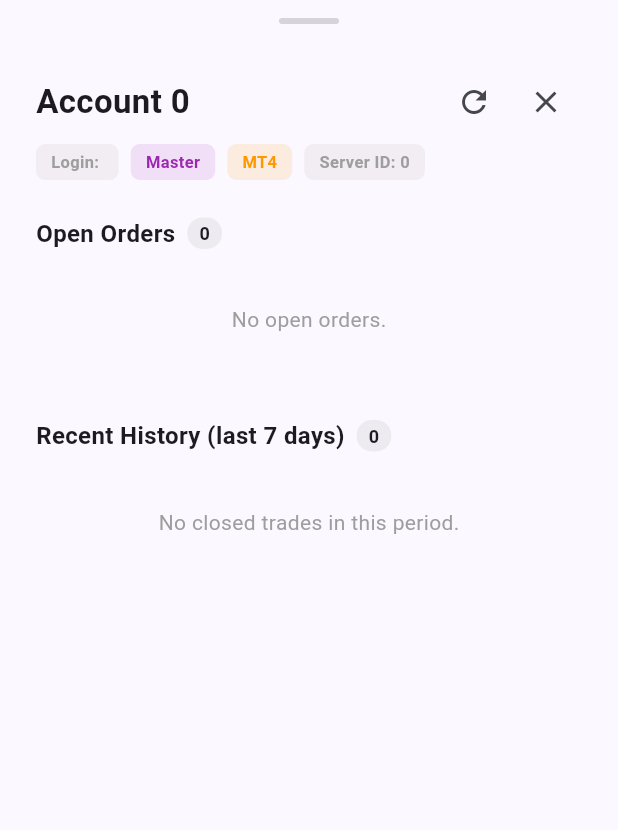
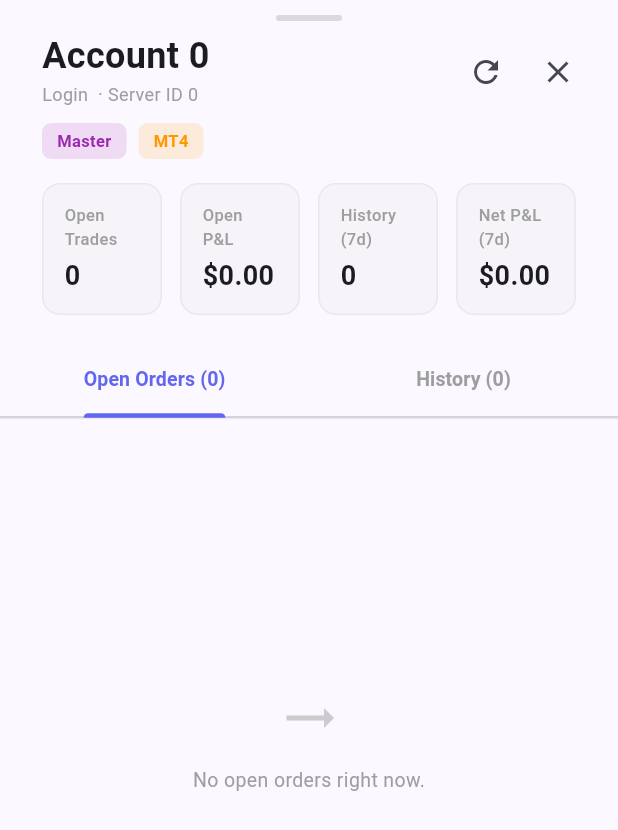
Before and after one commit to backspaceweb/qpips, a Flutter app: the AccountDetailsSheet widget shown alone on an empty page, opened directly with empty values, on a phone screen of 412 x 824 dp. Shown: the top 830 px of the screen. Run offline on Flutter 3.47's test engine with Material 3 defaults, Android fonts, the phone set to English and light mode, and no system bars; our stand-ins replace chopper, supabase_flutter; accounts and stored records are empty; generated files the repository leaves out were written again.

Commit message:
Step B3.1: modify SL/TP + close order (MT4 + MT5) + dialog redesigns
Repository:
- modifyOrder({account, ticket, stopLoss, takeProfit}) and
  closeOrder({account, ticket}) dispatch MT4/MT5 by Account.platform.
  Reference accountStatus enum members directly (value_0 / value_1)
  instead of via .values[idx] — the swagger-generated enums put a
  swaggerGeneratedUnknown sentinel at index 0, which would silently
  send null.

UI — new EditSlTpDialog widget:
- Order summary rendered as a Wrap of label/value cards (Ticket /
  Symbol / Side / Lots / Open / Current), so long values reflow
  cleanly instead of overlapping.
- SL and TP inputs side-by-side. Empty input clears the level.
- Side value color-coded (green Buy / red Sell) for quick scanning.

UI — Account Details sheet professional redesign:
- Tabbed layout (Open Orders / History) replaces stacked sections;
  no more scrolling past one to find the other.
- Stats strip with 4 cards: Open Trades count, Open P&L, History
  (7d) count, Net P&L (7d). P&L cells color-coded green/red.
- Cleaner header: account name as h1, "Login X · Server ID Y" as
  subtitle, two semantic chips (Type, Platform) only.
- New Actions column on the open-orders table only: edit pencil and
  red close icon. Close goes through a confirmation dialog. On
  success, _reloadOrders() refetches open + history without a full
  page-state reset.
- Empty states: icon + message instead of plain grey text.

UI — sizing:
- Edit SL/TP dialog: 480 -> 720 (1.5x).
- Slave Settings dialog: 540 -> 810 (1.5x).
- Account Details bottom sheet: maxWidth 960 (overrides the
  Material 3 default 640 that was clamping trade tables on wide
  displays).

Verified live on MT5 (Bulbul slave 18117): SL/TP edit round-trips
through the server, close-order succeeds and the row moves from Open
to History on next reload.

Co-Authored-By: Claude Opus 4.7 (1M context) <noreply@anthropic.com>

```diff
--- a/lib/features/dashboard/presentation/dashboard_screen.dart
+++ b/lib/features/dashboard/presentation/dashboard_screen.dart
@@ -455,6 +455,9 @@ class _DashboardScreenState extends State<DashboardScreen> with WidgetsBindingOb
       context: context,
       backgroundColor: Colors.transparent,
       isScrollControlled: true,
+      // Override the Material 3 default (maxWidth: 640) so the trade
+      // tables breathe on wide desktop displays.
+      constraints: const BoxConstraints(maxWidth: 960),
       builder: (sheetContext) => AccountDetailsSheet(account: account),
     );
   }
--- a/lib/features/dashboard/presentation/widgets/account_details_sheet.dart
+++ b/lib/features/dashboard/presentation/widgets/account_details_sheet.dart
@@ -3,6 +3,7 @@ import 'package:provider/provider.dart';
 import '../../../../domain/account.dart';
 import '../../../../domain/trade_order.dart';
 import '../../../../repositories/trading_repository.dart';
+import 'edit_sltp_dialog.dart';
 
 /// Bottom sheet showing live order data for a single account.
 ///
@@ -55,66 +56,65 @@ class _AccountDetailsSheetState extends State<AccountDetailsSheet> {
   @override
   Widget build(BuildContext context) {
     final isDark = Theme.of(context).brightness == Brightness.dark;
+    final screenH = MediaQuery.of(context).size.height;
 
-    return DraggableScrollableSheet(
-      initialChildSize: 0.75,
-      minChildSize: 0.4,
-      maxChildSize: 0.95,
-      expand: false,
-      builder: (sheetContext, scrollController) {
-        return Container(
+    return DefaultTabController(
+      length: 2,
+      child: Container(
+        height: screenH * 0.86,
         decoration: BoxDecoration(
-            color: Theme.of(sheetContext).cardColor,
-            borderRadius: const BorderRadius.vertical(top: Radius.circular(32)),
+          color: Theme.of(context).cardColor,
+          borderRadius: const BorderRadius.vertical(top: Radius.circular(28)),
         ),
         child: Column(
           children: [
-              // Drag handle
-              Container(
-                width: 40,
-                height: 4,
-                margin: const EdgeInsets.only(top: 12, bottom: 4),
-                decoration: BoxDecoration(
-                  color: Colors.grey.withValues(alpha: 0.4),
-                  borderRadius: BorderRadius.circular(2),
+            _buildDragHandle(),
+            Padding(
+              padding: const EdgeInsets.fromLTRB(28, 4, 16, 0),
+              child: _buildHeader(isDark),
             ),
+            const SizedBox(height: 16),
+            Padding(
+              padding: const EdgeInsets.symmetric(horizontal: 28),
+              child: _buildStatsStrip(isDark),
             ),
+            const SizedBox(height: 20),
+            _buildTabBar(isDark),
             Expanded(
-                child: SingleChildScrollView(
-                  controller: scrollController,
-                  padding: const EdgeInsets.all(24),
-                  child: Column(
-                    crossAxisAlignment: CrossAxisAlignment.start,
+              child: TabBarView(
                 children: [
-                      _buildHeader(isDark),
-                      const SizedBox(height: 24),
-                      _buildSectionHeader('Open Orders', _open.length),
-                      const SizedBox(height: 12),
-                      _loading
-                          ? const Padding(
-                              padding: EdgeInsets.symmetric(vertical: 24),
-                              child: Center(child: CircularProgressIndicator()),
-                            )
-                          : _open.isEmpty
-                              ? _buildEmpty('No open orders.')
-                              : _buildOrdersTable(_open, isOpenView: true, isDark: isDark),
-                      const SizedBox(height: 32),
-                      _buildSectionHeader('Recent History (last 7 days)', _history.length),
-                      const SizedBox(height: 12),
-                      _loading
-                          ? const SizedBox.shrink()
-                          : _history.isEmpty
-                              ? _buildEmpty('No closed trades in this period.')
-                              : _buildOrdersTable(_history, isOpenView: false, isDark: isDark),
-                      const SizedBox(height: 32),
+                  _buildTabContent(
+                    isOpenView: true,
+                    orders: _open,
+                    isDark: isDark,
+                    emptyText: 'No open orders right now.',
+                    emptyIcon: Icons.trending_flat,
+                  ),
+                  _buildTabContent(
+                    isOpenView: false,
+                    orders: _history,
+                    isDark: isDark,
+                    emptyText: 'No closed trades in the last 7 days.',
+                    emptyIcon: Icons.history_toggle_off,
+                  ),
                 ],
-                  ),
               ),
             ),
           ],
         ),
+      ),
     );
-      },
+  }
+
+  Widget _buildDragHandle() {
+    return Container(
+      width: 44,
+      height: 4,
+      margin: const EdgeInsets.only(top: 10, bottom: 6),
+      decoration: BoxDecoration(
+        color: Colors.grey.withValues(alpha: 0.35),
+        borderRadius: BorderRadius.circular(2),
+      ),
     );
   }
 
@@ -124,14 +124,26 @@ class _AccountDetailsSheetState extends State<AccountDetailsSheet> {
       crossAxisAlignment: CrossAxisAlignment.start,
       children: [
         Row(
+          crossAxisAlignment: CrossAxisAlignment.start,
           children: [
             Expanded(
-              child: Text(
+              child: Column(
+                crossAxisAlignment: CrossAxisAlignment.start,
+                children: [
+                  Text(
                     acc.accountName.isEmpty ? 'Account ${acc.serverId}' : acc.accountName,
-                style: const TextStyle(fontSize: 22, fontWeight: FontWeight.bold),
+                    style: const TextStyle(fontSize: 24, fontWeight: FontWeight.bold, height: 1.1),
                     overflow: TextOverflow.ellipsis,
                   ),
+                  const SizedBox(height: 4),
+                  Text(
+                    'Login ${acc.loginNumber} · Server ID ${acc.serverId}',
+                    style: const TextStyle(fontSize: 12, color: Colors.grey),
                   ),
+                ],
+              ),
+            ),
+            const SizedBox(width: 8),
             IconButton(
               icon: const Icon(Icons.refresh),
               onPressed: _loading
@@ -145,18 +157,17 @@ class _AccountDetailsSheetState extends State<AccountDetailsSheet> {
             IconButton(
               icon: const Icon(Icons.close),
               onPressed: () => Navigator.of(context).pop(),
+              tooltip: 'Close',
             ),
           ],
         ),
-        const SizedBox(height: 4),
+        const SizedBox(height: 10),
         Wrap(
           spacing: 8,
-          runSpacing: 4,
+          runSpacing: 6,
           children: [
-            _chip('Login: ${acc.loginNumber}', Colors.grey),
             _chip(acc.accountType.wireValue, acc.isMaster ? Colors.purple : Colors.teal),
             _chip(acc.platform.wireValue, acc.platform == Platform.mt5 ? Colors.blue : Colors.orange),
-            _chip('Server ID: ${acc.serverId}', Colors.grey),
           ],
         ),
       ],
@@ -167,34 +178,119 @@ class _AccountDetailsSheetState extends State<AccountDetailsSheet> {
     return Container(
       padding: const EdgeInsets.symmetric(horizontal: 10, vertical: 4),
       decoration: BoxDecoration(
-        color: color.withValues(alpha: 0.12),
+        color: color.withValues(alpha: 0.14),
         borderRadius: BorderRadius.circular(6),
       ),
       child: Text(label, style: TextStyle(color: color, fontSize: 11, fontWeight: FontWeight.bold)),
     );
   }
 
-  Widget _buildSectionHeader(String label, int count) {
+  /// Top metric strip: open count, open P&L, history count, history net P&L.
+  Widget _buildStatsStrip(bool isDark) {
+    final openPnl = _open.fold<double>(0, (s, o) => s + o.profit);
+    final histPnl = _history.fold<double>(0, (s, o) => s + o.profit + o.commission + o.swap);
+
     return Row(
       children: [
-        Text(label, style: const TextStyle(fontSize: 16, fontWeight: FontWeight.bold)),
-        const SizedBox(width: 8),
-        Container(
-          padding: const EdgeInsets.symmetric(horizontal: 8, vertical: 2),
-          decoration: BoxDecoration(
-            color: Colors.grey.withValues(alpha: 0.15),
-            borderRadius: BorderRadius.circular(10),
-          ),
-          child: Text('$count', style: const TextStyle(fontSize: 12, fontWeight: FontWeight.bold)),
-        ),
+        Expanded(child: _statCard('Open Trades', _loading ? '—' : '${_open.length}', isDark)),
+        const SizedBox(width: 12),
+        Expanded(child: _statCard('Open P&L', _loading ? '—' : _fmtMoney(openPnl), isDark, valueColor: _pnlColor(openPnl))),
+        const SizedBox(width: 12),
+        Expanded(child: _statCard('History (7d)', _loading ? '—' : '${_history.length}', isDark)),
+        const SizedBox(width: 12),
+        Expanded(child: _statCard('Net P&L (7d)', _loading ? '—' : _fmtMoney(histPnl), isDark, valueColor: _pnlColor(histPnl))),
       ],
     );
   }
 
-  Widget _buildEmpty(String text) {
-    return Padding(
-      padding: const EdgeInsets.symmetric(vertical: 24),
-      child: Center(child: Text(text, style: const TextStyle(color: Colors.grey))),
+  Color? _pnlColor(double v) =>
+      v > 0 ? Colors.green : v < 0 ? Colors.redAccent : null;
+
+  Widget _statCard(String label, String value, bool isDark, {Color? valueColor}) {
+    return Container(
+      padding: const EdgeInsets.symmetric(horizontal: 14, vertical: 12),
+      decoration: BoxDecoration(
+        color: isDark ? Colors.white.withValues(alpha: 0.04) : Colors.grey.withValues(alpha: 0.06),
+        borderRadius: BorderRadius.circular(12),
+        border: Border.all(color: isDark ? Colors.white12 : Colors.black.withValues(alpha: 0.05)),
+      ),
+      child: Column(
+        crossAxisAlignment: CrossAxisAlignment.start,
+        mainAxisSize: MainAxisSize.min,
+        children: [
+          Text(
+            label,
+            style: const TextStyle(fontSize: 11, color: Colors.grey, fontWeight: FontWeight.w500),
+          ),
+          const SizedBox(height: 4),
+          Text(
+            value,
+            style: TextStyle(
+              fontSize: 18,
+              fontWeight: FontWeight.bold,
+              color: valueColor,
+            ),
+          ),
+        ],
+      ),
+    );
+  }
+
+  Widget _buildTabBar(bool isDark) {
+    return Container(
+      decoration: BoxDecoration(
+        border: Border(
+          bottom: BorderSide(
+            color: isDark ? Colors.white12 : Colors.black.withValues(alpha: 0.06),
+          ),
+        ),
+      ),
+      child: TabBar(
+        labelColor: const Color(0xFF6366F1),
+        unselectedLabelColor: Colors.grey,
+        indicatorColor: const Color(0xFF6366F1),
+        indicatorWeight: 2.5,
+        labelStyle: const TextStyle(fontWeight: FontWeight.bold, fontSize: 13),
+        tabs: [
+          Tab(text: _loading ? 'Open Orders' : 'Open Orders (${_open.length})'),
+          Tab(text: _loading ? 'History (7d)' : 'History (${_history.length})'),
+        ],
+      ),
+    );
+  }
+
+  Widget _buildTabContent({
+    required bool isOpenView,
+    required List<TradeOrder> orders,
+    required bool isDark,
+    required String emptyText,
+    required IconData emptyIcon,
+  }) {
+    if (_loading) {
+      return const Center(child: CircularProgressIndicator());
+    }
+    if (orders.isEmpty) {
+      return _buildEmpty(emptyText, emptyIcon);
+    }
+    return SingleChildScrollView(
+      padding: const EdgeInsets.fromLTRB(20, 16, 20, 24),
+      child: _buildOrdersTable(orders, isOpenView: isOpenView, isDark: isDark),
+    );
+  }
+
+  Widget _buildEmpty(String text, IconData icon) {
+    return Center(
+      child: Column(
+        mainAxisAlignment: MainAxisAlignment.center,
+        children: [
+          Icon(icon, size: 40, color: Colors.grey.withValues(alpha: 0.5)),
+          const SizedBox(height: 12),
+          Text(
+            text,
+            style: const TextStyle(color: Colors.grey, fontSize: 13),
+          ),
+        ],
+      ),
     );
   }
 
@@ -217,6 +313,7 @@ class _AccountDetailsSheetState extends State<AccountDetailsSheet> {
           const DataColumn(label: Text('TP'), numeric: true),
           const DataColumn(label: Text('Profit'), numeric: true),
           const DataColumn(label: Text('Time')),
+          if (isOpenView) const DataColumn(label: Text('Actions')),
         ],
         rows: orders.map((o) => DataRow(cells: [
           DataCell(Text(o.ticket.toString(), style: const TextStyle(fontFamily: 'monospace'))),
@@ -239,9 +336,101 @@ class _AccountDetailsSheetState extends State<AccountDetailsSheet> {
             ),
           )),
           DataCell(Text(_fmtTime(isOpenView ? o.openTime : o.lastUpdateTime))),
+          if (isOpenView)
+            DataCell(Row(
+              mainAxisSize: MainAxisSize.min,
+              children: [
+                IconButton(
+                  icon: const Icon(Icons.edit_outlined, size: 18, color: Color(0xFF6366F1)),
+                  onPressed: () => _editOrder(o),
+                  tooltip: 'Edit SL/TP',
+                  padding: EdgeInsets.zero,
+                  constraints: const BoxConstraints(minWidth: 32, minHeight: 32),
+                ),
+                IconButton(
+                  icon: const Icon(Icons.close, size: 18, color: Colors.redAccent),
+                  onPressed: () => _confirmCloseOrder(o),
+                  tooltip: 'Close order',
+                  padding: EdgeInsets.zero,
+                  constraints: const BoxConstraints(minWidth: 32, minHeight: 32),
+                ),
+              ],
+            )),
         ])).toList(),
       ),
     );
+  }
+
+  Future<void> _editOrder(TradeOrder order) async {
+    final ok = await showDialog<bool>(
+      context: context,
+      builder: (_) => EditSlTpDialog(account: widget.account, order: order),
+    );
+    if (ok == true && mounted) {
+      _reloadOrders();
+    }
+  }
+
+  Future<void> _confirmCloseOrder(TradeOrder order) async {
+    final confirmed = await showDialog<bool>(
+      context: context,
+      builder: (ctx) => AlertDialog(
+        title: const Text('Close order?'),
+        content: Text(
+          'Close order #${order.ticket} '
+          '(${order.orderType} ${_fmtLots(order.lots)} ${order.symbol}) '
+          'at the current market price?',
+        ),
+        actions: [
+          TextButton(
+            onPressed: () => Navigator.of(ctx).pop(false),
+            child: const Text('Cancel'),
+          ),
+          ElevatedButton(
+            onPressed: () => Navigator.of(ctx).pop(true),
+            style: ElevatedButton.styleFrom(
+              backgroundColor: Colors.redAccent,
+              foregroundColor: Colors.white,
+            ),
+            child: const Text('Close'),
+          ),
+        ],
+      ),
+    );
+    if (confirmed != true || !mounted) return;
+
+    final repo = context.read<TradingRepository>();
+    final ok = await repo.closeOrder(account: widget.account, ticket: order.ticket);
+    if (!mounted) return;
+
+    ScaffoldMessenger.of(context).showSnackBar(
+      SnackBar(
+        content: Text(ok
+            ? 'Order #${order.ticket} closed'
+            : 'Failed to close order #${order.ticket}'),
+      ),
+    );
+    if (ok) _reloadOrders();
+  }
+
+  Future<void> _reloadOrders() async {
+    final repo = context.read<TradingRepository>();
+    final now = DateTime.now();
+    final from = now.subtract(const Duration(days: 7));
+    final results = await Future.wait([
+      repo.getOpenOrders(account: widget.account),
+      repo.getOrderHistory(
+        account: widget.account,
+        from: from,
+        to: now,
+        tradesOnly: true,
+      ),
+    ]);
+    if (!mounted) return;
+    setState(() {
+      _open = results[0];
+      _history = results[1];
+    });
   }
 
   Widget _sideChip(TradeOrder o) {
--- a/lib/features/dashboard/presentation/widgets/mt5_risk_dialog.dart
+++ b/lib/features/dashboard/presentation/widgets/mt5_risk_dialog.dart
@@ -217,7 +217,7 @@ class _Mt5RiskDialogState extends State<Mt5RiskDialog> {
       child: Dialog(
         backgroundColor: Colors.transparent,
         child: Container(
-          width: 540,
+          width: 810,
           constraints: const BoxConstraints(maxHeight: 720),
           decoration: BoxDecoration(
             color: isDark ? const Color(0xFF1E293B) : Colors.white,
```
Also changed, not shown: lib/features/dashboard/presentation/widgets/edit_sltp_dialog.dart (added, +233 -0 lines), lib/repositories/trading_repository.dart (+91 -0 lines). Lines whose indentation alone changed are shown as unchanged.
